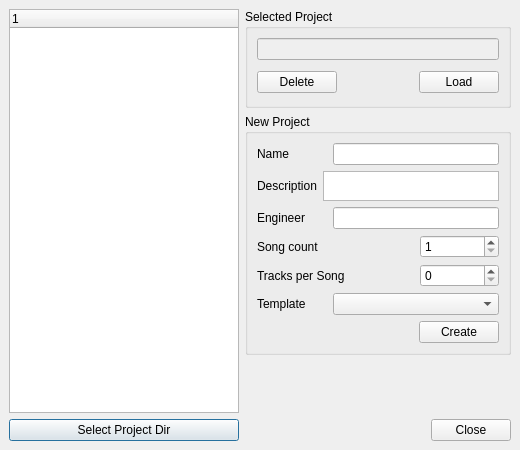
Above: src/traverso/ui/ProjectManagerDialog.ui from ErwanLegrand/Traverso-DAW before the change. Below: the same form after it.
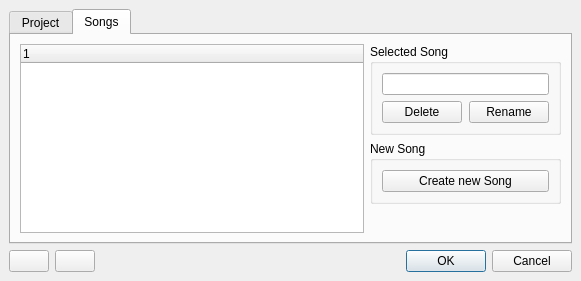
That is the form after the change. The open tabs and pages were chosen to show the change.

Commit message: renamed ProjectManagerDialog -> OpenCreateProjectDialog renamed SongManagerDialog -> ProjectManagerDialog explicit un/redo buttons in ProjectManagerDialog, since a Project doesnt have a history view.

```diff
--- a/src/traverso/ui/ProjectManagerDialog.ui
+++ b/src/traverso/ui/ProjectManagerDialog.ui
@@ -5,26 +5,20 @@
    <rect>
     <x>0</x>
     <y>0</y>
-    <width>520</width>
-    <height>450</height>
+    <width>581</width>
+    <height>281</height>
    </rect>
   </property>
-  <property name="minimumSize" >
-   <size>
-    <width>500</width>
-    <height>410</height>
-   </size>
-  </property>
   <property name="maximumSize" >
    <size>
-    <width>520</width>
-    <height>450</height>
+    <width>600</width>
+    <height>500</height>
    </size>
   </property>
   <property name="windowTitle" >
    <string>Open / Create Project</string>
   </property>
-  <layout class="QHBoxLayout" >
+  <layout class="QVBoxLayout" >
    <property name="margin" >
     <number>9</number>
    </property>
@@ -32,171 +26,25 @@
     <number>6</number>
    </property>
    <item>
-    <layout class="QVBoxLayout" >
-     <property name="margin" >
+    <widget class="QTabWidget" name="tabWidget" >
+     <property name="currentIndex" >
       <number>0</number>
      </property>
-     <property name="spacing" >
-      <number>6</number>
-     </property>
-    </layout>
-   </item>
-   <item>
-    <layout class="QVBoxLayout" >
-     <property name="margin" >
-      <number>0</number>
-     </property>
-     <property name="spacing" >
-      <number>6</number>
-     </property>
-     <item>
-      <widget class="QTreeWidget" name="projectListView" >
-       <property name="sizePolicy" >
-        <sizepolicy>
-         <hsizetype>7</hsizetype>
-         <vsizetype>7</vsizetype>
-         <horstretch>2</horstretch>
-         <verstretch>4</verstretch>
-        </sizepolicy>
-       </property>
-       <property name="minimumSize" >
-        <size>
-         <width>230</width>
-         <height>0</height>
-        </size>
-       </property>
-      </widget>
-     </item>
-     <item>
-      <layout class="QHBoxLayout" >
+     <widget class="QWidget" name="tab_4" >
+      <attribute name="title" >
+       <string>Project</string>
+      </attribute>
+      <layout class="QGridLayout" >
        <property name="margin" >
-        <number>0</number>
+        <number>9</number>
        </property>
        <property name="spacing" >
         <number>6</number>
        </property>
-       <item>
-        <widget class="QPushButton" name="projectDirSelectButton" >
-         <property name="text" >
-          <string>Select Project Dir</string>
-         </property>
-        </widget>
-       </item>
-      </layout>
-     </item>
-    </layout>
-   </item>
-   <item>
-    <layout class="QVBoxLayout" >
-     <property name="margin" >
-      <number>0</number>
-     </property>
-     <property name="spacing" >
-      <number>6</number>
-     </property>
-     <item>
-      <layout class="QVBoxLayout" >
-       <property name="margin" >
-        <number>0</number>
-       </property>
-       <property name="spacing" >
-        <number>6</number>
-       </property>
-       <item>
-        <widget class="QGroupBox" name="groupBox_2" >
-         <property name="minimumSize" >
-          <size>
-           <width>16</width>
-           <height>90</height>
-          </size>
-         </property>
+       <item rowspan="2" row="0" column="0" >
+        <widget class="QGroupBox" name="groupBox_3" >
          <property name="title" >
-          <string>Selected Project</string>
-         </property>
-         <layout class="QVBoxLayout" >
-          <property name="margin" >
-           <number>9</number>
-          </property>
-          <property name="spacing" >
-           <number>9</number>
-          </property>
-          <item>
-           <widget class="QLineEdit" name="selectedProjectName" >
-            <property name="enabled" >
-             <bool>false</bool>
-            </property>
-            <property name="sizePolicy" >
-             <sizepolicy>
-              <hsizetype>7</hsizetype>
-              <vsizetype>0</vsizetype>
-              <horstretch>1</horstretch>
-              <verstretch>0</verstretch>
-             </sizepolicy>
-            </property>
-            <property name="minimumSize" >
-             <size>
-              <width>50</width>
-              <height>0</height>
-             </size>
-            </property>
-            <property name="mouseTracking" >
-             <bool>true</bool>
-            </property>
-            <property name="readOnly" >
-             <bool>false</bool>
-            </property>
-           </widget>
-          </item>
-          <item>
-           <layout class="QHBoxLayout" >
-            <property name="margin" >
-             <number>0</number>
-            </property>
-            <property name="spacing" >
-             <number>6</number>
-            </property>
-            <item>
-             <widget class="QPushButton" name="deleteProjectbutton" >
-              <property name="text" >
-               <string>Delete</string>
-              </property>
-             </widget>
-            </item>
-            <item>
-             <spacer>
-              <property name="orientation" >
-               <enum>Qt::Horizontal</enum>
-              </property>
-              <property name="sizeHint" >
-               <size>
-                <width>61</width>
-                <height>27</height>
-               </size>
-              </property>
-             </spacer>
-            </item>
-            <item>
-             <widget class="QPushButton" name="loadProjectButton" >
-              <property name="text" >
-               <string>Load</string>
-              </property>
-             </widget>
-            </item>
-           </layout>
-          </item>
-         </layout>
-        </widget>
-       </item>
-       <item>
-        <widget class="QGroupBox" name="groupBox" >
-         <property name="minimumSize" >
-          <size>
-           <width>16</width>
-           <height>110</height>
-          </size>
-         </property>
-         <property name="title" >
-          <string>New Project</string>
+          <string>Informational</string>
          </property>
          <layout class="QVBoxLayout" >
           <property name="margin" >
@@ -205,47 +53,6 @@
           <property name="spacing" >
            <number>6</number>
           </property>
-          <item>
-           <layout class="QHBoxLayout" >
-            <property name="margin" >
-             <number>0</number>
-            </property>
-            <property name="spacing" >
-             <number>6</number>
-            </property>
-            <item>
-             <widget class="QLabel" name="label_2_2" >
-              <property name="minimumSize" >
-               <size>
-                <width>70</width>
-                <height>0</height>
-               </size>
-              </property>
-              <property name="text" >
-               <string>Name</string>
-              </property>
-             </widget>
-            </item>
-            <item>
-             <widget class="QLineEdit" name="newProjectName" >
-              <property name="sizePolicy" >
-               <sizepolicy>
-                <hsizetype>7</hsizetype>
-                <vsizetype>0</vsizetype>
-                <horstretch>2</horstretch>
-                <verstretch>0</verstretch>
-               </sizepolicy>
-              </property>
-              <property name="minimumSize" >
-               <size>
-                <width>100</width>
-                <height>0</height>
-               </size>
-              </property>
-             </widget>
-            </item>
-           </layout>
-          </item>
           <item>
            <layout class="QHBoxLayout" >
             <property name="margin" >
@@ -258,7 +65,7 @@
              <widget class="QLabel" name="label" >
               <property name="minimumSize" >
                <size>
-                <width>0</width>
+                <width>100</width>
                 <height>0</height>
                </size>
               </property>
@@ -269,108 +76,16 @@
             </item>
             <item>
              <widget class="QTextEdit" name="descriptionTextEdit" >
-              <property name="sizePolicy" >
-               <sizepolicy>
-                <hsizetype>7</hsizetype>
-                <vsizetype>7</vsizetype>
-                <horstretch>0</horstretch>
-                <verstretch>0</verstretch>
-               </sizepolicy>
-              </property>
               <property name="maximumSize" >
                <size>
                 <width>16777215</width>
-                <height>30</height>
+                <height>50</height>
                </size>
               </property>
              </widget>
             </item>
            </layout>
           </item>
-          <item>
-           <layout class="QHBoxLayout" >
-            <property name="margin" >
-             <number>0</number>
-            </property>
-            <property name="spacing" >
-             <number>6</number>
-            </property>
-            <item>
-             <widget class="QLabel" name="label_3_2" >
-              <property name="minimumSize" >
-               <size>
-                <width>70</width>
-                <height>0</height>
-               </size>
-              </property>
-              <property name="text" >
-               <string>Engineer</string>
-              </property>
-             </widget>
-            </item>
-            <item>
-             <widget class="QLineEdit" name="newProjectEngineer" >
-              <property name="sizePolicy" >
-               <sizepolicy>
-                <hsizetype>7</hsizetype>
-                <vsizetype>5</vsizetype>
-                <horstretch>2</horstretch>
-                <verstretch>0</verstretch>
-               </sizepolicy>
-              </property>
-             </widget>
-            </item>
-           </layout>
-          </item>
-          <item>
-           <layout class="QHBoxLayout" >
-            <property name="margin" >
-             <number>0</number>
-            </property>
-            <property name="spacing" >
-             <number>6</number>
-            </property>
-            <item>
-             <widget class="QLabel" name="label_2_2_2" >
-              <property name="sizePolicy" >
-               <sizepolicy>
-                <hsizetype>5</hsizetype>
-                <vsizetype>5</vsizetype>
-                <horstretch>2</horstretch>
-                <verstretch>0</verstretch>
-               </sizepolicy>
-              </property>
-              <property name="text" >
-               <string>Song count</string>
-              </property>
-             </widget>
-            </item>
-            <item>
-             <widget class="QSpinBox" name="songCountSpinBox" >
-              <property name="sizePolicy" >
-               <sizepolicy>
-                <hsizetype>1</hsizetype>
-                <vsizetype>0</vsizetype>
-                <horstretch>1</horstretch>
-                <verstretch>0</verstretch>
-               </sizepolicy>
-              </property>
-              <property name="minimumSize" >
-               <size>
-                <width>40</width>
-                <height>0</height>
-               </size>
-              </property>
-              <property name="minimum" >
-               <number>1</number>
-              </property>
-              <property name="value" >
-               <number>1</number>
-              </property>
-             </widget>
-            </item>
-           </layout>
-          </item>
           <item>
            <layout class="QHBoxLayout" >
             <property name="margin" >
@@ -381,121 +96,288 @@
             </property>
             <item>
              <widget class="QLabel" name="label_2" >
-              <property name="sizePolicy" >
-               <sizepolicy>
-                <hsizetype>5</hsizetype>
-                <vsizetype>5</vsizetype>
-                <horstretch>2</horstretch>
-                <verstretch>0</verstretch>
-               </sizepolicy>
+              <property name="minimumSize" >
+               <size>
+                <width>100</width>
+                <height>0</height>
+               </size>
               </property>
               <property name="text" >
-               <string>Tracks per Song</string>
+               <string>Engineer</string>
               </property>
              </widget>
             </item>
             <item>
-             <widget class="QSpinBox" name="trackCountSpinBox" >
-              <property name="sizePolicy" >
-               <sizepolicy>
-                <hsizetype>1</hsizetype>
-                <vsizetype>0</vsizetype>
-                <horstretch>1</horstretch>
-                <verstretch>0</verstretch>
-               </sizepolicy>
-              </property>
-             </widget>
+             <widget class="QLineEdit" name="lineEdit" />
             </item>
            </layout>
           </item>
+         </layout>
+        </widget>
+       </item>
+       <item row="2" column="0" >
+        <spacer>
+         <property name="orientation" >
+          <enum>Qt::Vertical</enum>
+         </property>
+         <property name="sizeType" >
+          <enum>QSizePolicy::Maximum</enum>
+         </property>
+         <property name="sizeHint" >
+          <size>
+           <width>20</width>
+           <height>40</height>
+          </size>
+         </property>
+        </spacer>
+       </item>
+       <item rowspan="2" row="1" column="2" >
+        <spacer>
+         <property name="orientation" >
+          <enum>Qt::Vertical</enum>
+         </property>
+         <property name="sizeHint" >
+          <size>
+           <width>20</width>
+           <height>40</height>
+          </size>
+         </property>
+        </spacer>
+       </item>
+       <item row="0" column="2" >
+        <widget class="QGroupBox" name="groupBox" >
+         <property name="minimumSize" >
+          <size>
+           <width>150</width>
+           <height>0</height>
+          </size>
+         </property>
+         <property name="title" >
+          <string>Export</string>
+         </property>
+         <layout class="QVBoxLayout" >
+          <property name="margin" >
+           <number>9</number>
+          </property>
+          <property name="spacing" >
+           <number>9</number>
+          </property>
           <item>
-           <layout class="QHBoxLayout" >
+           <widget class="QPushButton" name="songsExportButton" >
+            <property name="text" >
+             <string>Song(s)</string>
+            </property>
+           </widget>
+          </item>
+          <item>
+           <widget class="QPushButton" name="exportTemplateButton" >
+            <property name="text" >
+             <string>Template</string>
+            </property>
+           </widget>
+          </item>
+         </layout>
+        </widget>
+       </item>
+      </layout>
+     </widget>
+     <widget class="QWidget" name="tab" >
+      <attribute name="title" >
+       <string>Songs</string>
+      </attribute>
+      <layout class="QHBoxLayout" >
+       <property name="margin" >
+        <number>9</number>
+       </property>
+       <property name="spacing" >
+        <number>6</number>
+       </property>
+       <item>
+        <widget class="QTreeWidget" name="treeSongWidget" >
+         <property name="sizePolicy" >
+          <sizepolicy>
+           <hsizetype>7</hsizetype>
+           <vsizetype>7</vsizetype>
+           <horstretch>10</horstretch>
+           <verstretch>5</verstretch>
+          </sizepolicy>
+         </property>
+         <property name="minimumSize" >
+          <size>
+           <width>250</width>
+           <height>120</height>
+          </size>
+         </property>
+        </widget>
+       </item>
+       <item>
+        <layout class="QVBoxLayout" >
+         <property name="margin" >
+          <number>0</number>
+         </property>
+         <property name="spacing" >
+          <number>6</number>
+         </property>
+         <item>
+          <widget class="QGroupBox" name="groupBox_4" >
+           <property name="title" >
+            <string>Selected Song</string>
+           </property>
+           <layout class="QVBoxLayout" >
             <property name="margin" >
-             <number>0</number>
+             <number>9</number>
             </property>
             <property name="spacing" >
              <number>6</number>
             </property>
             <item>
-             <widget class="QLabel" name="label_4_2" >
+             <widget class="QLineEdit" name="selectedSongName" >
               <property name="minimumSize" >
                <size>
-                <width>70</width>
+                <width>0</width>
                 <height>0</height>
                </size>
               </property>
-              <property name="text" >
-               <string>Template</string>
-              </property>
              </widget>
             </item>
             <item>
-             <widget class="QComboBox" name="templateComboBox" >
-              <property name="sizePolicy" >
-               <sizepolicy>
-                <hsizetype>5</hsizetype>
-                <vsizetype>0</vsizetype>
-                <horstretch>2</horstretch>
-                <verstretch>0</verstretch>
-               </sizepolicy>
+             <layout class="QHBoxLayout" >
+              <property name="margin" >
+               <number>0</number>
               </property>
-             </widget>
+              <property name="spacing" >
+               <number>6</number>
+              </property>
+              <item>
+               <widget class="QPushButton" name="deleteSongButton" >
+                <property name="text" >
+                 <string>Delete</string>
+                </property>
+                <property name="autoDefault" >
+                 <bool>false</bool>
+                </property>
+               </widget>
+              </item>
+              <item>
+               <spacer>
+                <property name="orientation" >
+                 <enum>Qt::Horizontal</enum>
+                </property>
+                <property name="sizeType" >
+                 <enum>QSizePolicy::Minimum</enum>
+                </property>
+                <property name="sizeHint" >
+                 <size>
+                  <width>1</width>
+                  <height>20</height>
+                 </size>
+                </property>
+               </spacer>
+              </item>
+              <item>
+               <widget class="QPushButton" name="renameSongButton" >
+                <property name="text" >
+                 <string>Rename</string>
+                </property>
+               </widget>
+              </item>
+             </layout>
             </item>
            </layout>
-          </item>
-          <item>
+          </widget>
+         </item>
+         <item>
+          <widget class="QGroupBox" name="groupBox_2" >
+           <property name="title" >
+            <string>New Song</string>
+           </property>
            <layout class="QHBoxLayout" >
             <property name="margin" >
-             <number>0</number>
+             <number>9</number>
             </property>
             <property name="spacing" >
              <number>6</number>
             </property>
             <item>
-             <spacer>
-              <property name="orientation" >
-               <enum>Qt::Horizontal</enum>
+             <layout class="QHBoxLayout" >
+              <property name="margin" >
+               <number>0</number>
               </property>
-              <property name="sizeHint" >
-               <size>
-                <width>40</width>
-                <height>20</height>
-               </size>
+              <property name="spacing" >
+               <number>6</number>
               </property>
-             </spacer>
+              <item>
+               <widget class="QPushButton" name="createSongButton" >
+                <property name="text" >
+                 <string>Create new Song</string>
+                </property>
+               </widget>
+              </item>
+             </layout>
             </item>
-            <item>
-             <widget class="QPushButton" name="createProjectButton" >
-              <property name="sizePolicy" >
-               <sizepolicy>
-                <hsizetype>5</hsizetype>
-                <vsizetype>0</vsizetype>
-                <horstretch>0</horstretch>
-                <verstretch>0</verstretch>
-               </sizepolicy>
-              </property>
-              <property name="text" >
-               <string>Create</string>
-              </property>
-             </widget>
-            </item>
            </layout>
-          </item>
-         </layout>
-        </widget>
+          </widget>
+         </item>
+         <item>
+          <spacer>
+           <property name="orientation" >
+            <enum>Qt::Vertical</enum>
+           </property>
+           <property name="sizeHint" >
+            <size>
+             <width>20</width>
+             <height>40</height>
+            </size>
+           </property>
+          </spacer>
+         </item>
+        </layout>
        </item>
+      </layout>
+     </widget>
+    </widget>
+   </item>
+   <item>
+    <layout class="QHBoxLayout" >
+     <property name="margin" >
+      <number>0</number>
+     </property>
+     <property name="spacing" >
+      <number>6</number>
+     </property>
+     <item>
+      <layout class="QHBoxLayout" >
+       <property name="margin" >
+        <number>0</number>
+       </property>
+       <property name="spacing" >
+        <number>6</number>
+       </property>
        <item>
-        <spacer>
-         <property name="orientation" >
-          <enum>Qt::Vertical</enum>
+        <widget class="QPushButton" name="undoButton" >
+         <property name="maximumSize" >
+          <size>
+           <width>16777215</width>
+           <height>22</height>
+          </size>
          </property>
-         <property name="sizeHint" >
+         <property name="text" >
+          <string/>
+         </property>
+        </widget>
+       </item>
+       <item>
+        <widget class="QPushButton" name="redoButton" >
+         <property name="maximumSize" >
           <size>
-           <width>254</width>
-           <height>16</height>
+           <width>16777215</width>
+           <height>22</height>
           </size>
          </property>
-        </spacer>
+         <property name="text" >
+          <string/>
+         </property>
+        </widget>
        </item>
       </layout>
      </item>
@@ -505,7 +387,7 @@
         <enum>Qt::Horizontal</enum>
        </property>
        <property name="standardButtons" >
-        <set>QDialogButtonBox::Close</set>
+        <set>QDialogButtonBox::Cancel|QDialogButtonBox::NoButton|QDialogButtonBox::Ok</set>
        </property>
       </widget>
      </item>
```
Left out of the diff: 74 changed lines with no effect on the pictures. The commit also changes 12 other files.
